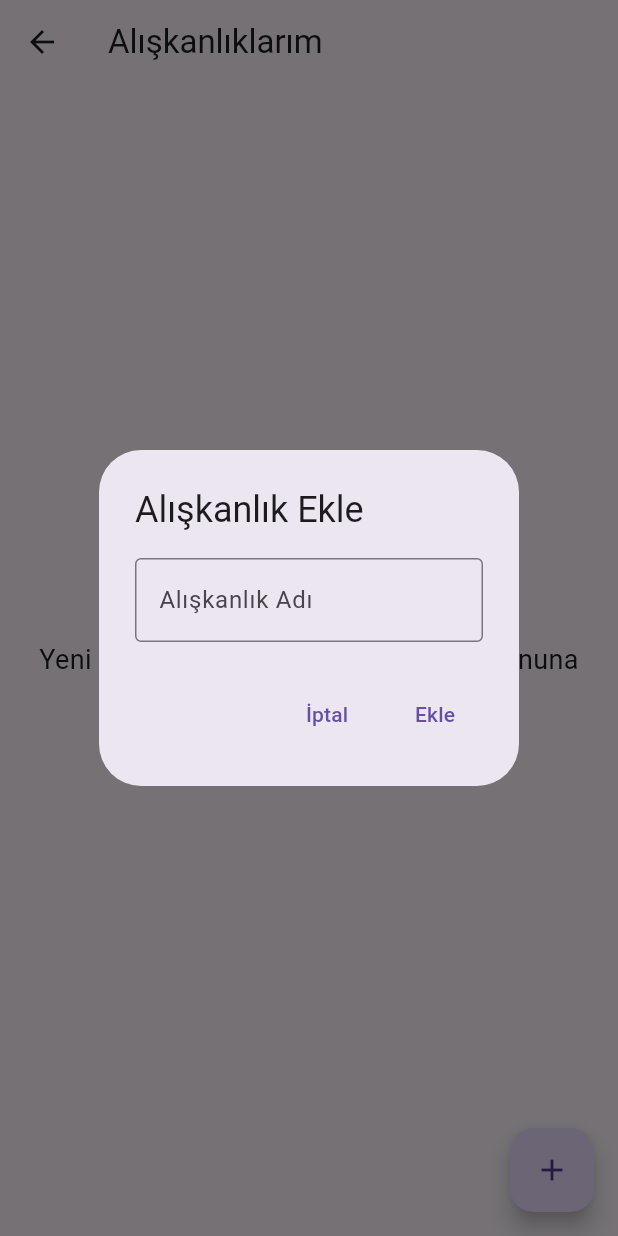
After one commit to ElifHorozal/LittleSteps, a Flutter app: the HomeScreen screen opened by its route, after a tap on the "add" icon, on a phone screen of 412 x 824 dp. The commit adds this screen. Run offline on Flutter 3.47's test engine with Material 3 defaults, Android fonts, the phone set to English and light mode, and no system bars; our stand-ins replace cloud_firestore, firebase_auth, firebase_core; accounts and stored records are empty; generated files the repository leaves out were written again.

Commit message:
Home sayfası eklenmesi

```diff
--- a/lib/main.dart
+++ b/lib/main.dart
@@ -1,4 +1,5 @@
 import 'package:flutter/material.dart';
+import 'screens/home_screen.dart';
 import 'screens/login_screen.dart';
 import 'screens/profile_screen.dart';
 import 'package:firebase_core/firebase_core.dart';
@@ -23,6 +24,7 @@ class MyApp extends StatelessWidget {
       home: LoginScreen(), // Ana ekran LoginScreen olarak ayarlandı
       routes: {
         '/profile': (context) => ProfileScreen(), // Profile rotası tanımlandı
+        '/home':  (context) => HomeScreen(),
       },
     );
   }
--- /dev/null
+++ b/lib/screens/home_screen.dart
@@ -0,0 +1,178 @@
+import 'package:flutter/material.dart';
+import 'package:cloud_firestore/cloud_firestore.dart';
+import 'package:firebase_auth/firebase_auth.dart';
+import 'package:intl/intl.dart';
+
+class HomeScreen extends StatefulWidget {
+  const HomeScreen({Key? key}) : super(key: key);
+
+  @override
+  _HomeScreenState createState() => _HomeScreenState();
+}
+
+class _HomeScreenState extends State<HomeScreen> {
+  final FirebaseAuth _auth = FirebaseAuth.instance;
+  final FirebaseFirestore _firestore = FirebaseFirestore.instance;
+
+  Future<void> _initializeUserDocument() async {
+    final user = _auth.currentUser;
+    if (user != null) {
+      final docRef = _firestore.collection('users').doc(user.uid);
+
+      final docSnapshot = await docRef.get();
+      if (!docSnapshot.exists) {
+        await docRef.set({'habits': []});
+      }
+    }
+  }
+
+  Future<void> _addHabit(String habitName) async {
+    final user = _auth.currentUser;
+    if (user != null) {
+      final habit = {
+        'name': habitName,
+        'createdAt': FieldValue.serverTimestamp(),
+        'weeklyProgress': List.generate(7, (_) => false),
+      };
+      await _firestore.collection('users').doc(user.uid).collection('habits').add(habit);
+    }
+  }
+
+  @override
+  void initState() {
+    super.initState();
+    _initializeUserDocument();
+  }
+
+  @override
+  Widget build(BuildContext context) {
+    final user = _auth.currentUser;
+
+    return Scaffold(
+      appBar: AppBar(
+        title: Text('Alışkanlıklarım'),
+      ),
+      body: user == null
+          ? Center(child: Text('Giriş yapılmamış.'))
+          : StreamBuilder<QuerySnapshot>(
+              stream: _firestore
+                  .collection('users')
+                  .doc(user.uid)
+                  .collection('habits')
+                  .snapshots(),
+              builder: (context, snapshot) {
+                if (snapshot.connectionState == ConnectionState.waiting) {
+                  return Center(child: CircularProgressIndicator());
+                }
+
+                if (!snapshot.hasData || snapshot.data!.docs.isEmpty) {
+                  return Center(
+                    child: Text(
+                      'Henüz alışkanlık eklenmedi.\nYeni bir alışkanlık eklemek için "+" butonuna tıklayın.',
+                      textAlign: TextAlign.center,
+                      style: TextStyle(fontSize: 18),
+                    ),
+                  );
+                }
+
+                final habits = snapshot.data!.docs;
+
+                return ListView.builder(
+                  itemCount: habits.length,
+                  itemBuilder: (context, index) {
+                    final habit = habits[index];
+                    final data = habit.data() as Map<String, dynamic>?;
+
+                    final weeklyProgress = data?['weeklyProgress'] != null
+                        ? List<bool>.from(data!['weeklyProgress'])
+                        : List.generate(7, (_) => false);
+
+                    return Card(
+                      margin: EdgeInsets.all(8.0),
+                      child: ListTile(
+                        title: Text(data?['name'] ?? 'Bilinmeyen Alışkanlık'),
+                        subtitle: Row(
+                          mainAxisAlignment: MainAxisAlignment.spaceEvenly,
+                          children: List.generate(7, (dayIndex) {
+                            final now = DateTime.now();
+                            final startOfWeek = now.subtract(Duration(days: now.weekday - 1));
+                            final dayDate = startOfWeek.add(Duration(days: dayIndex));
+                            final dayName = DateFormat.E().format(dayDate); // Günün kısa adı (Mon, Tue, ...)
+                            final isToday = dayIndex == (now.weekday - 1); // Bugün kontrolü
+
+                            return Column(
+                              mainAxisSize: MainAxisSize.min,
+                              children: [
+                                Text(
+                                  dayName,
+                                  style: TextStyle(
+                                    fontWeight: isToday ? FontWeight.bold : FontWeight.normal,
+                                    color: isToday ? Colors.blue : Colors.black,
+                                  ),
+                                ),
+                                Checkbox(
+                                  value: weeklyProgress[dayIndex],
+                                  onChanged: (bool? value) {
+                                    setState(() {
+                                      weeklyProgress[dayIndex] = value!;
+                                    });
+                                    _firestore
+                                        .collection('users')
+                                        .doc(user.uid)
+                                        .collection('habits')
+                                        .doc(habit.id)
+                                        .update({'weeklyProgress': weeklyProgress});
+                                  },
+                                ),
+                              ],
+                            );
+                          }),
+                        ),
+                      ),
+                    );
+                  },
+                );
+              },
+            ),
+      floatingActionButton: FloatingActionButton(
+        onPressed: () {
+          final _habitNameController = TextEditingController();
+          showDialog(
+            context: context,
+            builder: (context) {
+              return AlertDialog(
+                title: Text('Alışkanlık Ekle'),
+                content: TextField(
+                  controller: _habitNameController,
+                  decoration: InputDecoration(
+                    labelText: 'Alışkanlık Adı',
+                    border: OutlineInputBorder(),
+                  ),
+                ),
+                actions: [
+                  TextButton(
+                    onPressed: () {
+                      Navigator.of(context).pop(); // Diyaloğu kapat
+                    },
+                    child: Text('İptal'),
+                  ),
+                  TextButton(
+                    onPressed: () {
+                      final habitName = _habitNameController.text.trim();
+                      if (habitName.isNotEmpty) {
+                        _addHabit(habitName); // Alışkanlığı ekle
+                        Navigator.of(context).pop(); // Diyaloğu kapat
+                      }
+                    },
+                    child: Text('Ekle'),
+                  ),
+                ],
+              );
+            },
+          );
+        },
+        child: Icon(Icons.add),
+      ),
+    );
+  }
+}
--- a/lib/screens/login_screen.dart
+++ b/lib/screens/login_screen.dart
@@ -46,7 +46,7 @@ class _LoginScreenState extends State<LoginScreen> {
     );
 
     // Başarılı girişten sonra ProfileScreen'e yönlendirme (örneğin)
-      Navigator.pushReplacementNamed(context, '/profile');
+      Navigator.pushReplacementNamed(context, '/home');
 
   } on FirebaseAuthException catch (e) {
     String errorMessage;
--- a/pubspec.yaml
+++ b/pubspec.yaml
@@ -34,6 +34,7 @@ dependencies:
   flutter_dotenv: ^5.0.2
   firebase_auth: ^5.3.2
   cloud_firestore: ^5.0.1
+  intl: ^0.18.0
 
 
   # The following adds the Cupertino Icons font to your application.
```
Also changed, not shown: pubspec.lock.
